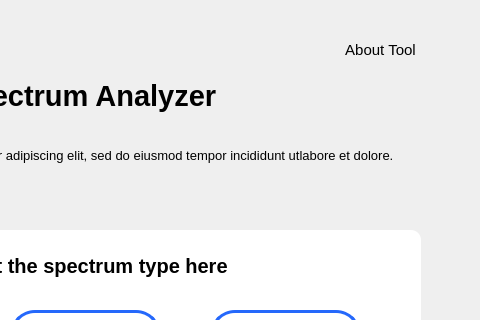
NilushikaSandeepani/189116Research, file SpectrumAnalyzer/home.ui: the form before one commit; both pictures show x 320 to 800 and y 0 to 320 of the 800 by 500 pixel window.
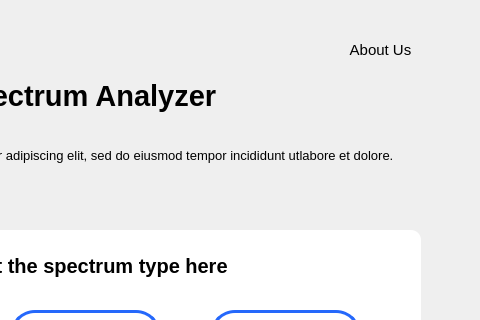
The form after the commit.

What changed in the file:
```diff
--- a/SpectrumAnalyzer/home.ui
+++ b/SpectrumAnalyzer/home.ui
@@ -196,7 +196,7 @@
     <string notr="true"/>
    </property>
    <property name="text">
-    <string>About Tool</string>
+    <string>About Us</string>
    </property>
    <property name="alignment">
     <set>Qt::AlignCenter</set>
```
Left out of the diff: 4 changed lines with no effect on the pictures.
